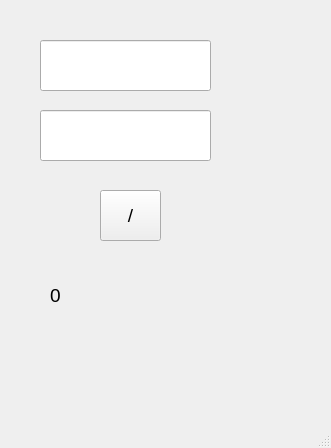
Qt form mainwindow.ui (Aunroir/commonWA) before a commit.
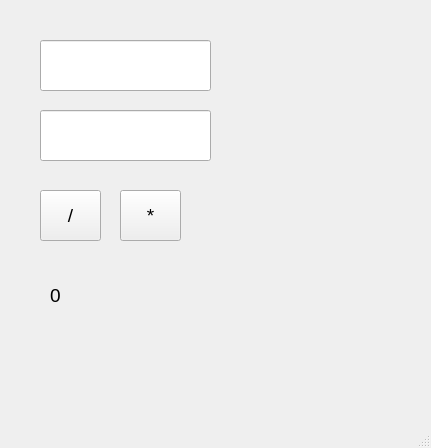
The same form after that commit.

What changed in the file:
```diff
--- a/mainwindow.ui
+++ b/mainwindow.ui
@@ -6,7 +6,7 @@
    <rect>
     <x>0</x>
     <y>0</y>
-    <width>331</width>
+    <width>431</width>
     <height>448</height>
    </rect>
   </property>
@@ -35,7 +35,7 @@
    <widget class="QPushButton" name="pushButton">
     <property name="geometry">
      <rect>
-      <x>100</x>
+      <x>40</x>
       <y>190</y>
       <width>61</width>
       <height>51</height>
@@ -65,6 +65,19 @@
      </rect>
     </property>
    </widget>
+   <widget class="QPushButton" name="pushButton_2">
+    <property name="geometry">
+     <rect>
+      <x>120</x>
+      <y>190</y>
+      <width>61</width>
+      <height>51</height>
+     </rect>
+    </property>
+    <property name="text">
+     <string>*</string>
+    </property>
+   </widget>
   </widget>
   <widget class="QMenuBar" name="menubar">
    <property name="geometry">
```
Left out of the diff: 2 changed lines with no effect on the pictures.
